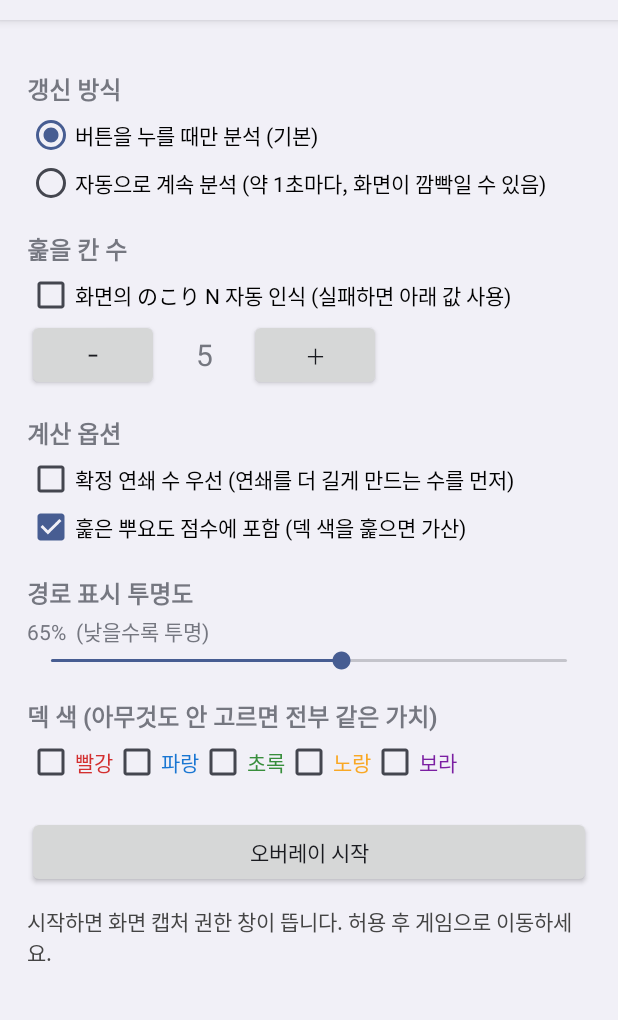
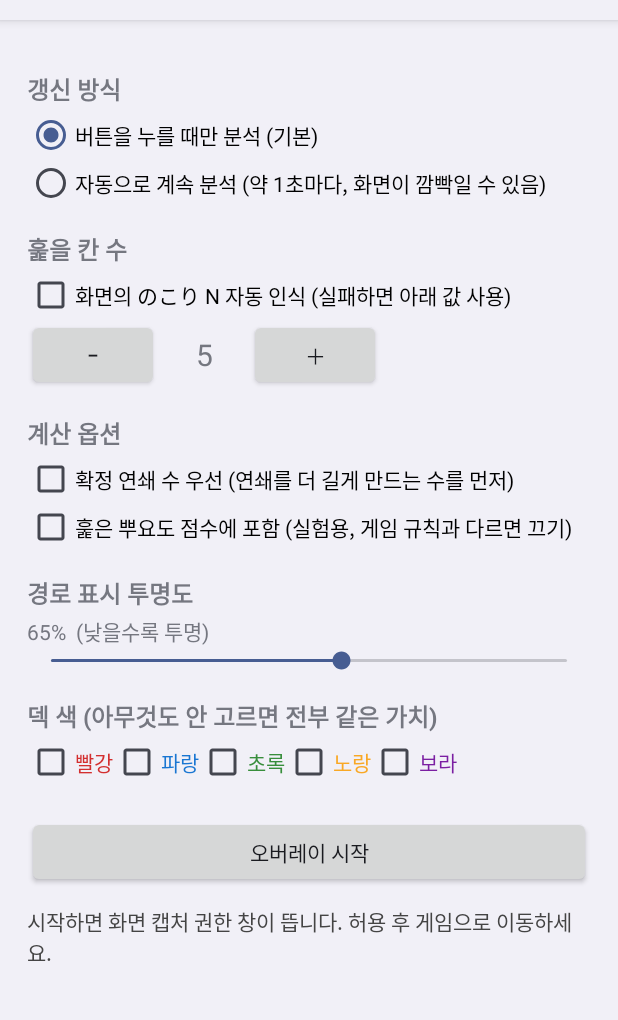
Before and after one commit to dy-room/Pyovr, an Android app: the screen it shows after launch (MainActivity), on a phone screen of 412 x 824 dp, the part 64-1084 px from its top. Run offline under Robolectric (Android 15) with nearby library versions, the phone set to English and light mode, and no system bars.

Commit message:
Traced puyos give no score: disable trace scoring by default

```diff
--- a/app/src/main/java/com/puyo/overlay/MainActivity.java
+++ b/app/src/main/java/com/puyo/overlay/MainActivity.java
@@ -89,7 +89,7 @@ public class MainActivity extends Activity {
         });
         root.addView(pre);
         CheckBox tr = new CheckBox(this);
-        tr.setText("훑은 뿌요도 점수에 포함 (덱 색을 훑으면 가산)");
+        tr.setText("훑은 뿌요도 점수에 포함 (실험용, 게임 규칙과 다르면 끄기)");
         tr.setChecked(prefs.traceScore());
         tr.setOnCheckedChangeListener(new CompoundButton.OnCheckedChangeListener() {
             public void onCheckedChanged(CompoundButton v, boolean c) { prefs.setTraceScore(c); }
--- a/app/src/main/java/com/puyo/overlay/Prefs.java
+++ b/app/src/main/java/com/puyo/overlay/Prefs.java
@@ -34,7 +34,7 @@ final class Prefs {
     void setPreFirst(boolean v) { sp.edit().putBoolean("preFirst", v).apply(); }
 
     /** 훑은 뿌요 자체도 점수에 포함 (같은 색을 훑으면 그 색 가치만큼 점수) */
-    boolean traceScore() { return sp.getBoolean("traceScore", true); }
+    boolean traceScore() { return sp.getBoolean("traceScore", false); }
     void setTraceScore(boolean v) { sp.edit().putBoolean("traceScore", v).apply(); }
 
     float mainW() { return 3f; }
```
Also changed, not shown: 2 other files.
